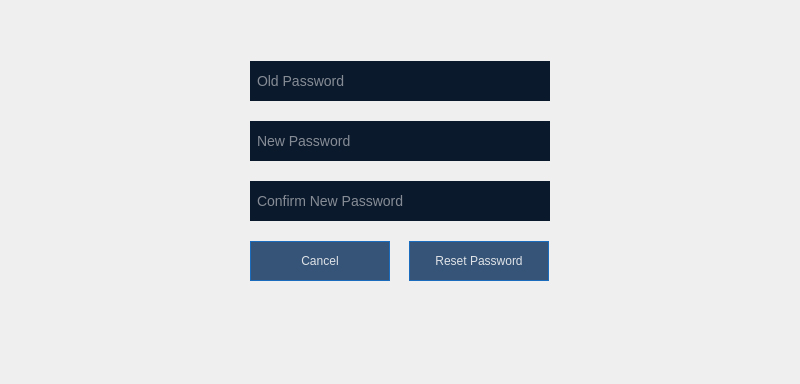
First picture: the form in src/loginform.ui, repository aciklab/Hvl-Lightdm-Greeter, before the edit.
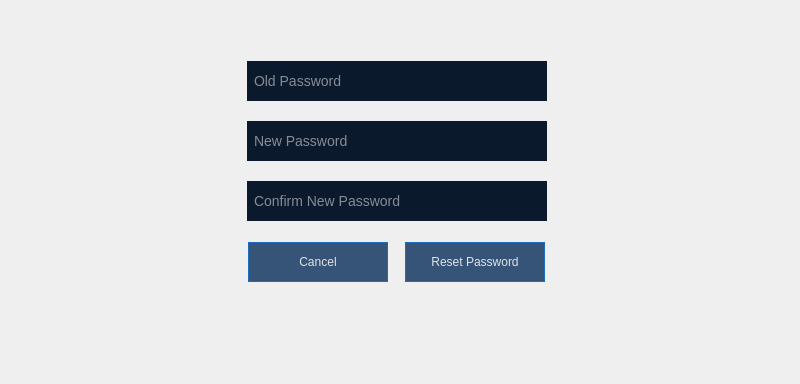
Second picture: the form after the edit. The open tabs and pages were chosen to show the change. Icons and pictures are not drawn.

What changed in the file:
```diff
--- a/src/loginform.ui
+++ b/src/loginform.ui
@@ -1229,6 +1229,17 @@
 	font: &quot;Nimbus Sans L Regular&quot;
 }
 
+
+#showconfirmPwdButton,
+#shownewPwdButton,
+#showoldPwdButton{
+	background-color: rgba(200,200,200,0.0);
+	border: 0px;
+}
+
+QPushButton:hover{ 
+   background-color: rgba(52, 152, 219 ,0.9);
+}
 </string>
       </property>
       <layout class="QHBoxLayout" name="horizontalLayout_3">
@@ -1268,15 +1279,15 @@
          <property name="frameShadow">
           <enum>QFrame::Raised</enum>
          </property>
-         <layout class="QVBoxLayout" name="verticalLayout">
-          <property name="spacing">
-           <number>20</number>
-          </property>
-          <property name="topMargin">
-           <number>0</number>
-          </property>
-          <item>
            <widget class="QLabel" name="usernameLabel">
+          <property name="geometry">
+           <rect>
+            <x>9</x>
+            <y>0</y>
+            <width>421</width>
+            <height>25</height>
+           </rect>
+          </property>
             <property name="maximumSize">
              <size>
               <width>16777215</width>
@@ -1286,10 +1297,19 @@
             <property name="text">
              <string/>
             </property>
-           </widget>
-          </item>
-          <item alignment="Qt::AlignHCenter">
+          <property name="alignment">
+           <set>Qt::AlignCenter</set>
+          </property>
+         </widget>
            <widget class="QLineEdit" name="oldpasswordinput">
+          <property name="geometry">
+           <rect>
+            <x>65</x>
+            <y>45</y>
+            <width>300</width>
+            <height>40</height>
+           </rect>
+          </property>
             <property name="sizePolicy">
              <sizepolicy hsizetype="Expanding" vsizetype="Fixed">
               <horstretch>0</horstretch>
@@ -1321,9 +1341,15 @@
              <string>Old Password</string>
             </property>
            </widget>
-          </item>
-          <item alignment="Qt::AlignHCenter">
            <widget class="QLineEdit" name="newpasswordinput">
+          <property name="geometry">
+           <rect>
+            <x>65</x>
+            <y>105</y>
+            <width>300</width>
+            <height>40</height>
+           </rect>
+          </property>
             <property name="minimumSize">
              <size>
               <width>300</width>
@@ -1349,9 +1375,15 @@
              <string>New Password</string>
             </property>
            </widget>
-          </item>
-          <item alignment="Qt::AlignHCenter">
            <widget class="QLineEdit" name="newpasswordconfirminput">
+          <property name="geometry">
+           <rect>
+            <x>65</x>
+            <y>165</y>
+            <width>300</width>
+            <height>40</height>
+           </rect>
+          </property>
             <property name="sizePolicy">
              <sizepolicy hsizetype="Expanding" vsizetype="Fixed">
               <horstretch>0</horstretch>
@@ -1383,8 +1415,82 @@
              <string>Confirm New Password</string>
             </property>
            </widget>
-          </item>
-          <item>
+         <widget class="QLabel" name="rstpwdmessagelabel">
+          <property name="geometry">
+           <rect>
+            <x>9</x>
+            <y>294</y>
+            <width>411</width>
+            <height>51</height>
+           </rect>
+          </property>
+          <property name="text">
+           <string/>
+          </property>
+          <property name="wordWrap">
+           <bool>true</bool>
+          </property>
+         </widget>
+         <widget class="QPushButton" name="showoldPwdButton">
+          <property name="geometry">
+           <rect>
+            <x>330</x>
+            <y>55</y>
+            <width>30</width>
+            <height>20</height>
+           </rect>
+          </property>
+          <property name="text">
+           <string/>
+          </property>
+          <property name="icon">
+           <iconset resource="hvl-lightdm-greeter.qrc">
+            <normaloff>:/resources/eye.png</normaloff>:/resources/eye.png</iconset>
+          </property>
+         </widget>
+         <widget class="QPushButton" name="shownewPwdButton">
+          <property name="geometry">
+           <rect>
+            <x>330</x>
+            <y>115</y>
+            <width>30</width>
+            <height>20</height>
+           </rect>
+          </property>
+          <property name="text">
+           <string/>
+          </property>
+          <property name="icon">
+           <iconset resource="hvl-lightdm-greeter.qrc">
+            <normaloff>:/resources/eye.png</normaloff>:/resources/eye.png</iconset>
+          </property>
+         </widget>
+         <widget class="QPushButton" name="showconfirmPwdButton">
+          <property name="geometry">
+           <rect>
+            <x>330</x>
+            <y>175</y>
+            <width>30</width>
+            <height>20</height>
+           </rect>
+          </property>
+          <property name="text">
+           <string/>
+          </property>
+          <property name="icon">
+           <iconset resource="hvl-lightdm-greeter.qrc">
+            <normaloff>:/resources/eye.png</normaloff>:/resources/eye.png</iconset>
+          </property>
+         </widget>
+         <widget class="QWidget" name="layoutWidget">
+          <property name="geometry">
+           <rect>
+            <x>9</x>
+            <y>225</y>
+            <width>411</width>
+            <height>42</height>
+           </rect>
+          </property>
            <layout class="QHBoxLayout" name="horizontalLayout_7">
             <property name="spacing">
              <number>0</number>
@@ -1449,18 +1555,7 @@
              </widget>
             </item>
            </layout>
-          </item>
-          <item>
-           <widget class="QLabel" name="rstpwdmessagelabel">
-            <property name="text">
-             <string/>
-            </property>
-            <property name="wordWrap">
-             <bool>true</bool>
-            </property>
-           </widget>
-          </item>
-         </layout>
+         </widget>
         </widget>
        </item>
        <item>
```
Left out of the diff: 133 changed lines with no effect on the pictures. Lines whose indentation alone changed are shown as unchanged.
